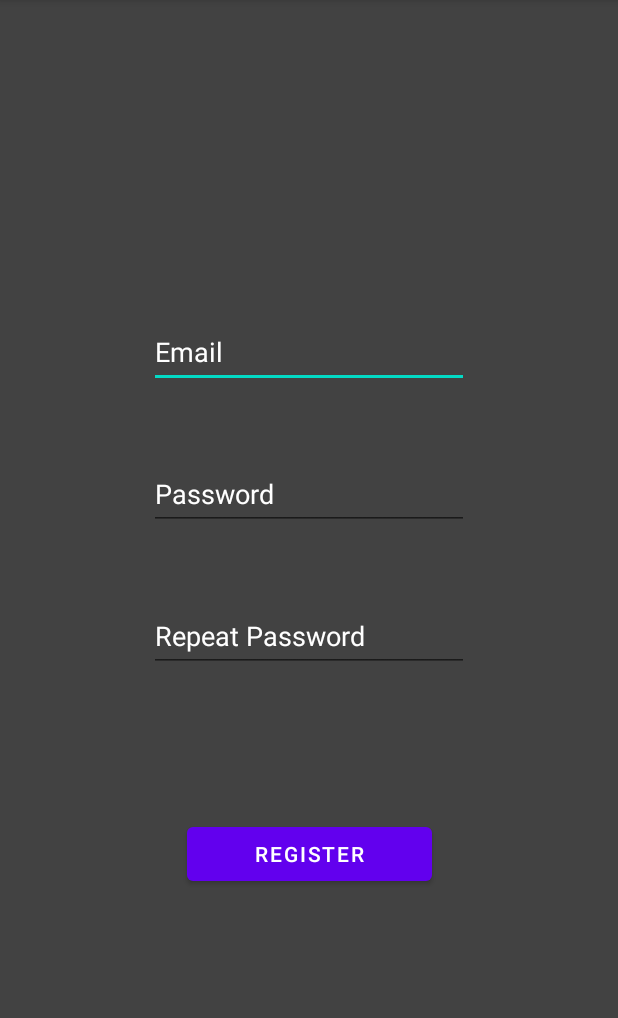
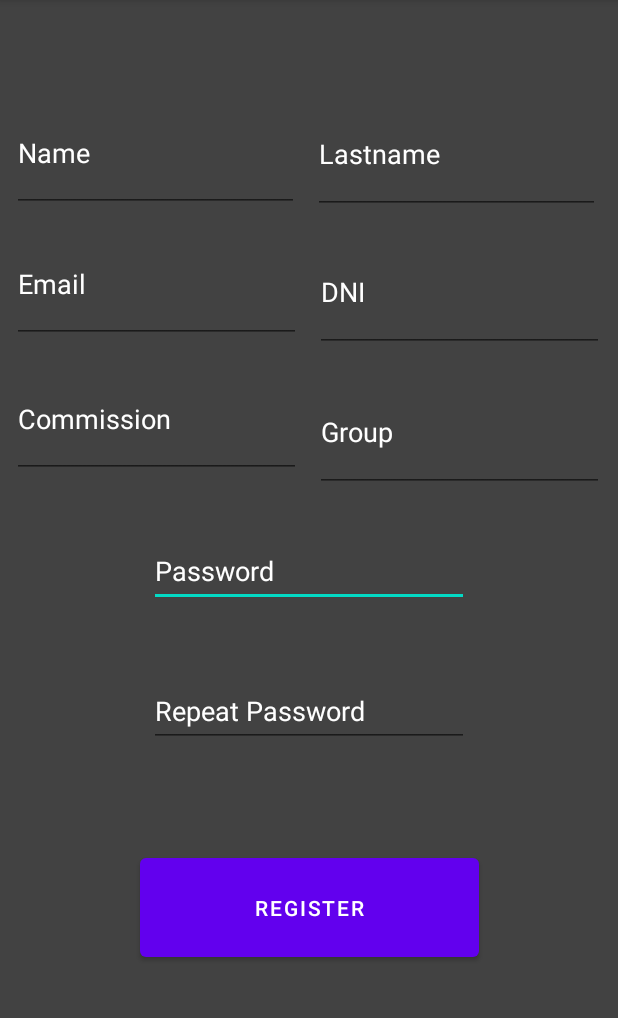
Before and after one commit to SisopTeam3-SoaTeam5/TP2, an Android app: the Registration screen opened directly, with no data from a screen before it, on a phone screen of 412 x 824 dp, the part 84-1102 px from its top. Run offline under Robolectric (Android 15) with nearby library versions, the phone set to English and light mode, and no system bars.

Commit message:
agregar campos faltantes al registro

```diff
--- a/app/src/main/java/dreamteam/tp2_grupo5/Registration.java
+++ b/app/src/main/java/dreamteam/tp2_grupo5/Registration.java
@@ -16,6 +16,11 @@ public class Registration extends AppCompatActivity {
     EditText email;
     EditText password;
     EditText repeatedPassword;
+    EditText name;
+    EditText lastname;
+    EditText dni;
+    EditText commission;
+    EditText group;
 
     @Override
     protected void onCreate(Bundle savedInstanceState) {
@@ -25,24 +30,42 @@ public class Registration extends AppCompatActivity {
         email = findViewById(R.id.editTextTextEmailAddress);
         password = findViewById(R.id.editTextTextPassword);
         repeatedPassword = findViewById(R.id.editTextTextPassword2);
+        name = findViewById(R.id.editTextTextPersonName);
+        lastname = findViewById(R.id.editTextTextPersonName3);
+        dni = findViewById(R.id.editTextNumber);
+        commission = findViewById(R.id.editTextNumber2);
+        group = findViewById(R.id.editTextNumber3);
+
+
     }
 
     public void registerHandler(View view){
+        boolean ok = true;
         ValidationState validateEmail = validateEmail(email);
-
         if(!validateEmail.getStatus()){
+            ok = false;
             Toast.makeText(Registration.this, validateEmail.getMessage(), Toast.LENGTH_SHORT).show();
         }
 
         ValidationState validatePassword = validatePassword(password, repeatedPassword);
 
         if(!validatePassword.getStatus()){
+            ok= false;
             Toast.makeText(Registration.this, validatePassword.getMessage() , Toast.LENGTH_SHORT).show(); //Chequear como mostrar ambos toast si suceden al mismo tiempo.
         }
 
-        Toast.makeText(Registration.this, "Welcome!", Toast.LENGTH_SHORT).show();
-        Intent intent = new Intent(Registration.this, Login.class);
-        startActivity(intent);
+        String commissionText = commission.getText().toString();
+
+        if(!commissionText.equals("2900") && !commissionText.equals("3900")){
+            ok = false;
+            Toast.makeText(Registration.this, "Commission should be 2900 oe 3900", Toast.LENGTH_SHORT).show();
+        }
+
+        if(ok) {
+            Toast.makeText(Registration.this, "Welcome!", Toast.LENGTH_SHORT).show();
+            Intent intent = new Intent(Registration.this, Login.class);
+            startActivity(intent);
+        }
     }
 
     private ValidationState validateEmail(EditText email){
@@ -56,8 +79,6 @@ public class Registration extends AppCompatActivity {
         if(!Patterns.EMAIL_ADDRESS.matcher(emailText).matches()){
             return new ValidationState(false, "Should be a valid email");
         }
-
-        //Estaria bueno verificar por aca si el email ya existe en la BDD
 
         return new ValidationState(true,"Success");
     }
--- a/app/src/main/res/layout/activity_registration.xml
+++ b/app/src/main/res/layout/activity_registration.xml
@@ -7,28 +7,11 @@
     android:background="@color/cardview_dark_background"
     tools:context=".Login">
 
-    <EditText
-        android:id="@+id/editTextTextEmailAddress"
-        android:layout_width="wrap_content"
-        android:layout_height="wrap_content"
-        android:layout_marginTop="204dp"
-        android:layout_marginBottom="39dp"
-        android:ems="10"
-        android:hint="Email"
-        android:inputType="textEmailAddress"
-        android:minHeight="48dp"
-        android:textColor="#FFFFFF"
-        android:textColorHint="#FFFFFF"
-        app:layout_constraintBottom_toTopOf="@+id/editTextTextPassword"
-        app:layout_constraintEnd_toEndOf="parent"
-        app:layout_constraintStart_toStartOf="parent"
-        app:layout_constraintTop_toTopOf="parent" />
-
     <Button
         android:id="@+id/button"
-        android:layout_width="163dp"
-        android:layout_height="48dp"
-        android:layout_marginBottom="168dp"
+        android:layout_width="226dp"
+        android:layout_height="0dp"
+        android:layout_marginBottom="124dp"
         android:onClick="registerHandler"
         android:text="Register"
         app:layout_constraintBottom_toBottomOf="parent"
@@ -40,7 +23,7 @@
         android:id="@+id/editTextTextPassword"
         android:layout_width="wrap_content"
         android:layout_height="wrap_content"
-        android:layout_marginBottom="40dp"
+        android:layout_marginBottom="45dp"
         android:ems="10"
         android:hint="Password"
         android:inputType="textPassword"
@@ -48,14 +31,15 @@
         android:textColor="#FFFFFF"
         android:textColorHint="#FFFFFF"
         app:layout_constraintBottom_toTopOf="@+id/editTextTextPassword2"
-        app:layout_constraintStart_toStartOf="@+id/editTextTextEmailAddress"
-        app:layout_constraintTop_toBottomOf="@+id/editTextTextEmailAddress" />
+        app:layout_constraintEnd_toEndOf="parent"
+        app:layout_constraintStart_toStartOf="parent"
+        app:layout_constraintTop_toBottomOf="@+id/editTextNumber2" />
 
     <EditText
         android:id="@+id/editTextTextPassword2"
         android:layout_width="wrap_content"
         android:layout_height="wrap_content"
-        android:layout_marginBottom="90dp"
+        android:layout_marginBottom="68dp"
         android:ems="10"
         android:hint="Repeat Password"
         android:inputType="textPassword"
@@ -66,4 +50,106 @@
         app:layout_constraintStart_toStartOf="@+id/editTextTextPassword"
         app:layout_constraintTop_toBottomOf="@+id/editTextTextPassword" />
 
+    <EditText
+        android:id="@+id/editTextNumber3"
+        android:layout_width="0dp"
+        android:layout_height="0dp"
+        android:layout_marginEnd="9dp"
+        android:layout_marginBottom="440dp"
+        android:ems="10"
+        android:hint="Group"
+        android:inputType="number"
+        android:textColor="#FFFFFF"
+        android:textColorHint="#FFFFFF"
+        app:layout_constraintBottom_toBottomOf="parent"
+        app:layout_constraintEnd_toEndOf="parent"
+        app:layout_constraintStart_toEndOf="@+id/editTextNumber2"
+        app:layout_constraintTop_toBottomOf="@+id/editTextNumber" />
+
+    <EditText
+        android:id="@+id/editTextTextEmailAddress"
+        android:layout_width="0dp"
+        android:layout_height="0dp"
+        android:layout_marginStart="8dp"
+        android:layout_marginEnd="9dp"
+        android:layout_marginBottom="12dp"
+        android:ems="10"
+        android:hint="Email"
+        android:inputType="textEmailAddress"
+        android:minHeight="48dp"
+        android:textColor="#FFFFFF"
+        android:textColorHint="#FFFFFF"
+        app:layout_constraintBottom_toTopOf="@+id/editTextNumber2"
+        app:layout_constraintEnd_toStartOf="@+id/editTextNumber"
+        app:layout_constraintStart_toStartOf="parent"
+        app:layout_constraintTop_toBottomOf="@+id/editTextTextPersonName" />
+
+    <EditText
+        android:id="@+id/editTextTextPersonName"
+        android:layout_width="0dp"
+        android:layout_height="0dp"
+        android:layout_marginStart="8dp"
+        android:layout_marginTop="63dp"
+        android:layout_marginEnd="9dp"
+        android:layout_marginBottom="9dp"
+        android:ems="10"
+        android:hint="Name"
+        android:inputType="textPersonName"
+        android:textColor="#FFFFFF"
+        android:textColorHint="#FFFFFF"
+        app:layout_constraintBottom_toTopOf="@+id/editTextTextEmailAddress"
+        app:layout_constraintEnd_toStartOf="@+id/editTextTextPersonName3"
+        app:layout_constraintStart_toStartOf="parent"
+        app:layout_constraintTop_toTopOf="parent" />
+
+    <EditText
+        android:id="@+id/editTextTextPersonName3"
+        android:layout_width="0dp"
+        android:layout_height="0dp"
+        android:layout_marginTop="63dp"
+        android:layout_marginEnd="12dp"
+        android:layout_marginBottom="12dp"
+        android:ems="10"
+        android:hint="Lastname"
+        android:inputType="textPersonName"
+        android:textColor="#FFFFFF"
+        android:textColorHint="#FFFFFF"
+        app:layout_constraintBottom_toTopOf="@+id/editTextNumber"
+        app:layout_constraintEnd_toEndOf="parent"
+        app:layout_constraintStart_toEndOf="@+id/editTextTextPersonName"
+        app:layout_constraintTop_toTopOf="parent" />
+
+    <EditText
+        android:id="@+id/editTextNumber"
+        android:layout_width="0dp"
+        android:layout_height="0dp"
+        android:layout_marginEnd="9dp"
+        android:layout_marginBottom="14dp"
+        android:ems="10"
+        android:hint="DNI"
+        android:inputType="number"
+        android:textColor="#FFFFFF"
+        android:textColorHint="#FFFFFF"
+        app:layout_constraintBottom_toTopOf="@+id/editTextNumber3"
+        app:layout_constraintEnd_toEndOf="parent"
+        app:layout_constraintStart_toEndOf="@+id/editTextTextEmailAddress"
+        app:layout_constraintTop_toBottomOf="@+id/editTextTextPersonName3" />
+
+    <EditText
+        android:id="@+id/editTextNumber2"
+        android:layout_width="0dp"
+        android:layout_height="0dp"
+        android:layout_marginStart="8dp"
+        android:layout_marginEnd="9dp"
+        android:layout_marginBottom="38dp"
+        android:ems="10"
+        android:hint="Commission"
+        android:inputType="number"
+        android:textColor="#FFFFFF"
+        android:textColorHint="#FFFFFF"
+        app:layout_constraintBottom_toTopOf="@+id/editTextTextPassword"
+        app:layout_constraintEnd_toStartOf="@+id/editTextNumber3"
+        app:layout_constraintStart_toStartOf="parent"
+        app:layout_constraintTop_toBottomOf="@+id/editTextTextEmailAddress" />
+
 </androidx.constraintlayout.widget.ConstraintLayout>
```
